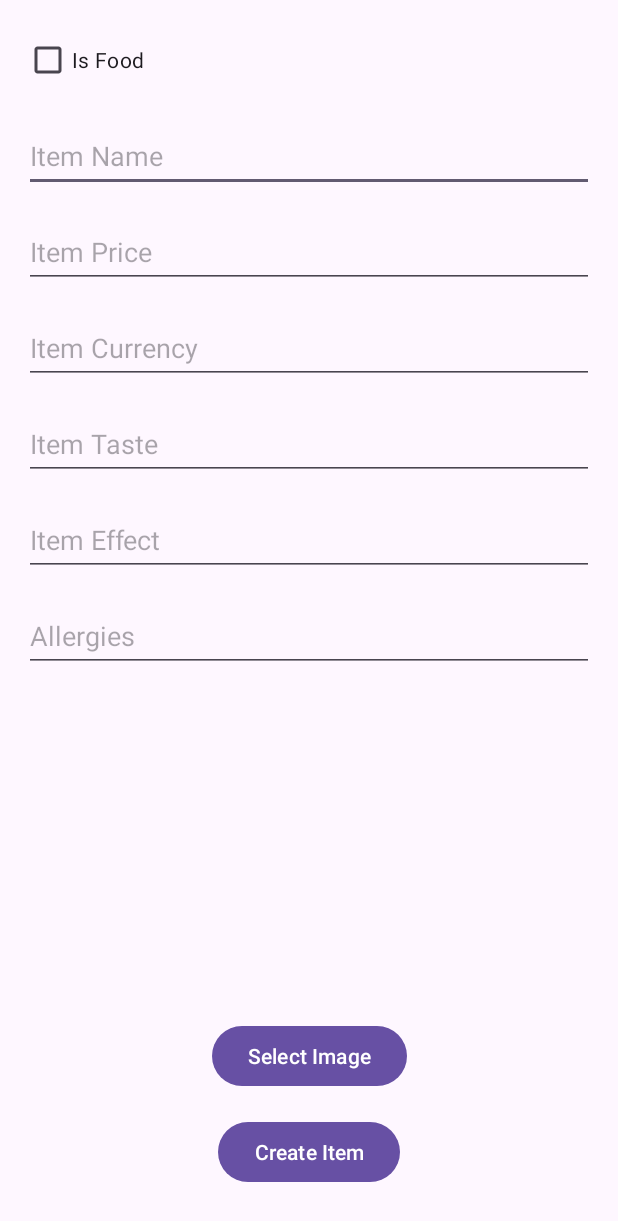
After one commit to PurpleGita/AndroidSDKProject, an Android app: the CreateMenuItemActivity screen opened directly, with no data from a screen before it, on a phone screen of 412 x 824 dp. The commit adds this screen. Shown: the top 1221 px of the screen. Run offline under Robolectric (Android 15) with nearby library versions, the phone set to English and light mode, and no system bars.

Commit message:
now able to create menuFiles However they crash when viewing to large of an image.

```diff
--- a/app/src/main/AndroidManifest.xml
+++ b/app/src/main/AndroidManifest.xml
@@ -18,7 +18,9 @@
         tools:targetApi="31"
         android:networkSecurityConfig="@xml/network_security_config"
         >
+        <activity android:name=".AdminLoginActivity" />
         <activity android:name=".ItemDetailActivity" />
+        <activity android:name=".CreateMenuItemActivity" />
         <activity
             android:name=".MainActivity"
             android:exported="true">
--- /dev/null
+++ b/app/src/main/java/com/example/fullmoonmenu/CreateMenuItemActivity.java
@@ -0,0 +1,156 @@
+package com.example.fullmoonmenu;
+
+import android.content.Intent;
+import android.graphics.Bitmap;
+import android.graphics.drawable.BitmapDrawable;
+import android.net.Uri;
+import android.os.Bundle;
+import android.provider.MediaStore;
+import android.util.Base64;
+import android.view.View;
+import android.widget.Button;
+import android.widget.CheckBox;
+import android.widget.EditText;
+import android.widget.ImageView;
+import android.widget.Toast;
+
+import androidx.annotation.Nullable;
+import androidx.appcompat.app.AppCompatActivity;
+
+import org.json.JSONArray;
+import org.json.JSONException;
+import org.json.JSONObject;
+
+import java.io.ByteArrayOutputStream;
+import java.io.IOException;
+import java.io.OutputStream;
+import java.net.HttpURLConnection;
+import java.net.URL;
+import java.util.ArrayList;
+import java.util.List;
+
+public class CreateMenuItemActivity extends AppCompatActivity {
+
+    private static final int PICK_IMAGE_REQUEST = 1;
+
+    private CheckBox isFoodCheckBox;
+    private EditText itemNameEditText;
+    private EditText itemPriceEditText;
+    private EditText itemCurrencyEditText;
+    private EditText itemTasteEditText;
+    private EditText itemEffectEditText;
+    private EditText itemAllergiesEditText;
+    private ImageView itemImageView;
+    private Button selectImageButton;
+    private Button createItemButton;
+
+    private byte[] imageByteArray;
+
+    @Override
+    protected void onCreate(Bundle savedInstanceState) {
+        super.onCreate(savedInstanceState);
+        setContentView(R.layout.activity_create_menu_item);
+
+        isFoodCheckBox = findViewById(R.id.isFoodCheckBox);
+        itemNameEditText = findViewById(R.id.itemNameEditText);
+        itemPriceEditText = findViewById(R.id.itemPriceEditText);
+        itemCurrencyEditText = findViewById(R.id.itemCurrencyEditText);
+        itemTasteEditText = findViewById(R.id.itemTasteEditText);
+        itemEffectEditText = findViewById(R.id.itemEffectEditText);
+        itemAllergiesEditText = findViewById(R.id.itemAllergiesEditText);
+        itemImageView = findViewById(R.id.itemImageView);
+        selectImageButton = findViewById(R.id.selectImageButton);
+        createItemButton = findViewById(R.id.createItemButton);
+
+        selectImageButton.setOnClickListener(new View.OnClickListener() {
+            @Override
+            public void onClick(View v) {
+                openImageChooser();
+            }
+        });
+
+        createItemButton.setOnClickListener(new View.OnClickListener() {
+            @Override
+            public void onClick(View v) {
+                boolean isFood = isFoodCheckBox.isChecked();
+                String name = itemNameEditText.getText().toString();
+                int price = Integer.parseInt(itemPriceEditText.getText().toString());
+                String currency = itemCurrencyEditText.getText().toString();
+                String taste = itemTasteEditText.getText().toString();
+                String effect = itemEffectEditText.getText().toString();
+                List<Object> allergies = new ArrayList<>();
+                allergies.add(itemAllergiesEditText.getText().toString());
+
+                MenuItem menuItem = new MenuItem(0, isFood, name, price, currency, imageByteArray, taste, effect, allergies);
+                sendMenuItemToServer(menuItem);
+            }
+        });
+    }
+
+    private void openImageChooser() {
+        Intent intent = new Intent();
+        intent.setType("image/*");
+        intent.setAction(Intent.ACTION_GET_CONTENT);
+        startActivityForResult(Intent.createChooser(intent, "Select Picture"), PICK_IMAGE_REQUEST);
+    }
+
+    @Override
+    protected void onActivityResult(int requestCode, int resultCode, @Nullable Intent data) {
+        super.onActivityResult(requestCode, resultCode, data);
+        if (requestCode == PICK_IMAGE_REQUEST && resultCode == RESULT_OK && data != null && data.getData() != null) {
+            Uri imageUri = data.getData();
+            try {
+                Bitmap bitmap = MediaStore.Images.Media.getBitmap(getContentResolver(), imageUri);
+                itemImageView.setImageBitmap(bitmap);
+                imageByteArray = convertBitmapToByteArray(bitmap);
+            } catch (IOException e) {
+                e.printStackTrace();
+            }
+        }
+    }
+
+    private byte[] convertBitmapToByteArray(Bitmap bitmap) {
+        ByteArrayOutputStream stream = new ByteArrayOutputStream();
+        bitmap.compress(Bitmap.CompressFormat.PNG, 100, stream);
+        return stream.toByteArray();
+    }
+
+    private void sendMenuItemToServer(MenuItem menuItem) {
+        new Thread(() -> {
+            try {
+                URL url = new URL("http://192.168.1.139:8080/items");
+                HttpURLConnection conn = (HttpURLConnection) url.openConnection();
+                conn.setRequestMethod("POST");
+                conn.setRequestProperty("Content-Type", "application/json; utf-8");
+                conn.setRequestProperty("Accept", "application/json");
+                conn.setDoOutput(true);
+
+                JSONObject jsonInput = new JSONObject();
+                jsonInput.put("isFood", menuItem.isFood());
+                jsonInput.put("name", menuItem.getName());
+                jsonInput.put("price", menuItem.getPrice());
+                jsonInput.put("currency", menuItem.getCurrency());
+                jsonInput.put("image", Base64.encodeToString(menuItem.getImage(), Base64.DEFAULT));
+                jsonInput.put("taste", menuItem.getTaste());
+                jsonInput.put("effect", menuItem.getEffect());
+                JSONArray allergiesArray = new JSONArray(menuItem.getAllergies());
+                jsonInput.put("allergies", allergiesArray);
+
+                try (OutputStream os = conn.getOutputStream()) {
+                    byte[] input = jsonInput.toString().getBytes("utf-8");
+                    os.write(input, 0, input.length);
+                }
+
+                int responseCode = conn.getResponseCode();
+                if (responseCode == HttpURLConnection.HTTP_OK) {
+                    runOnUiThread(() -> Toast.makeText(CreateMenuItemActivity.this, "Menu item created successfully", Toast.LENGTH_SHORT).show());
+                } else {
+                    runOnUiThread(() -> Toast.makeText(CreateMenuItemActivity.this, "Failed to create menu item", Toast.LENGTH_SHORT).show());
+                }
+            } catch (Exception e) {
+                e.printStackTrace();
+                runOnUiThread(() -> Toast.makeText(CreateMenuItemActivity.this, "An error occurred", Toast.LENGTH_SHORT).show());
+            }
+        }).start();
+    }
+}
--- /dev/null
+++ b/app/src/main/res/layout/activity_create_menu_item.xml
@@ -0,0 +1,114 @@
+<?xml version="1.0" encoding="utf-8"?>
+<ScrollView xmlns:android="http://schemas.android.com/apk/res/android"
+    android:layout_width="match_parent"
+    android:layout_height="match_parent">
+
+    <androidx.constraintlayout.widget.ConstraintLayout
+        android:layout_width="match_parent"
+        android:layout_height="wrap_content"
+        xmlns:app="http://schemas.android.com/apk/res-auto"
+        xmlns:tools="http://schemas.android.com/tools"
+        tools:context=".CreateMenuItemActivity">
+
+        <CheckBox
+            android:id="@+id/isFoodCheckBox"
+            android:layout_width="wrap_content"
+            android:layout_height="wrap_content"
+            android:text="Is Food"
+            app:layout_constraintTop_toTopOf="parent"
+            app:layout_constraintStart_toStartOf="parent"
+            android:layout_margin="16dp" />
+
+        <EditText
+            android:id="@+id/itemNameEditText"
+            android:layout_width="0dp"
+            android:layout_height="48dp"
+            android:hint="Item Name"
+            app:layout_constraintTop_toBottomOf="@id/isFoodCheckBox"
+            app:layout_constraintStart_toStartOf="parent"
+            app:layout_constraintEnd_toEndOf="parent"
+            android:layout_margin="16dp" />
+
+        <EditText
+            android:id="@+id/itemPriceEditText"
+            android:layout_width="0dp"
+            android:layout_height="48dp"
+            android:hint="Item Price"
+            app:layout_constraintTop_toBottomOf="@id/itemNameEditText"
+            app:layout_constraintStart_toStartOf="parent"
+            app:layout_constraintEnd_toEndOf="parent"
+            android:layout_margin="16dp" />
+
+        <EditText
+            android:id="@+id/itemCurrencyEditText"
+            android:layout_width="0dp"
+            android:layout_height="48dp"
+            android:hint="Item Currency"
+            app:layout_constraintTop_toBottomOf="@id/itemPriceEditText"
+            app:layout_constraintStart_toStartOf="parent"
+            app:layout_constraintEnd_toEndOf="parent"
+            android:layout_margin="16dp" />
+
+        <EditText
+            android:id="@+id/itemTasteEditText"
+            android:layout_width="0dp"
+            android:layout_height="48dp"
+            android:hint="Item Taste"
+            app:layout_constraintTop_toBottomOf="@id/itemCurrencyEditText"
+            app:layout_constraintStart_toStartOf="parent"
+            app:layout_constraintEnd_toEndOf="parent"
+            android:layout_margin="16dp" />
+
+        <EditText
+            android:id="@+id/itemEffectEditText"
+            android:layout_width="0dp"
+            android:layout_height="48dp"
+            android:hint="Item Effect"
+            app:layout_constraintTop_toBottomOf="@id/itemTasteEditText"
+            app:layout_constraintStart_toStartOf="parent"
+            app:layout_constraintEnd_toEndOf="parent"
+            android:layout_margin="16dp" />
+
+        <EditText
+            android:id="@+id/itemAllergiesEditText"
+            android:layout_width="0dp"
+            android:layout_height="48dp"
+            android:hint="Allergies"
+            app:layout_constraintTop_toBottomOf="@id/itemEffectEditText"
+            app:layout_constraintStart_toStartOf="parent"
+            app:layout_constraintEnd_toEndOf="parent"
+            android:layout_margin="16dp" />
+
+        <ImageView
+            android:id="@+id/itemImageView"
+            android:layout_width="0dp"
+            android:layout_height="200dp"
+            android:contentDescription="Item Image"
+            app:layout_constraintTop_toBottomOf="@id/itemAllergiesEditText"
+            app:layout_constraintStart_toStartOf="parent"
+            app:layout_constraintEnd_toEndOf="parent"
+            android:layout_margin="16dp"
+            android:scaleType="centerCrop" />
+
+        <Button
+            android:id="@+id/selectImageButton"
+            android:layout_width="wrap_content"
+            android:layout_height="wrap_content"
+            android:text="Select Image"
+            app:layout_constraintTop_toBottomOf="@id/itemImageView"
+            app:layout_constraintStart_toStartOf="parent"
+            app:layout_constraintEnd_toEndOf="parent"
+            android:layout_margin="16dp" />
+
+        <Button
+            android:id="@+id/createItemButton"
+            android:layout_width="wrap_content"
+            android:layout_height="wrap_content"
+            android:text="Create Item"
+            app:layout_constraintTop_toBottomOf="@id/selectImageButton"
+            app:layout_constraintStart_toStartOf="parent"
+            app:layout_constraintEnd_toEndOf="parent"
+            android:layout_margin="16dp" />
+
+    </androidx.constraintlayout.widget.ConstraintLayout>
+</ScrollView>
--- a/app/src/main/res/layout/menu_item.xml
+++ b/app/src/main/res/layout/menu_item.xml
@@ -7,7 +7,7 @@
 
     <ImageView
         android:id="@+id/itemImage"
-        android:layout_width="match_parent"
+        android:layout_width="150dp"
         android:layout_height="150dp"
         android:scaleType="centerCrop" />
 
--- a/app/src/main/res/menu/menu_main.xml
+++ b/app/src/main/res/menu/menu_main.xml
@@ -7,8 +7,8 @@
         android:orderInCategory="100"
         app:showAsAction="never" />
     <item
-        android:id="@+id/action_settings"
-        android:title="Settings"
+        android:id="@+id/action_admin_page"
+        android:title="Admin Page"
         android:orderInCategory="100"
         app:showAsAction="never" />
 </menu>
```
Also changed, not shown: app/src/main/java/com/example/fullmoonmenu/AdminLoginActivity.java (added, +97 -0 lines), app/src/main/java/com/example/fullmoonmenu/MainActivity.java (+11 -3 lines), app/src/main/java/com/example/fullmoonmenu/MenuItem.java (+7 -7 lines), app/src/main/java/com/example/fullmoonmenu/MenuItemAdapter.java (+8 -0 lines), app/src/main/res/layout/activity_admin_login.xml (added, +29 -0 lines), app/src/main/res/layout/activity_main.xml (+10 -13 lines).
